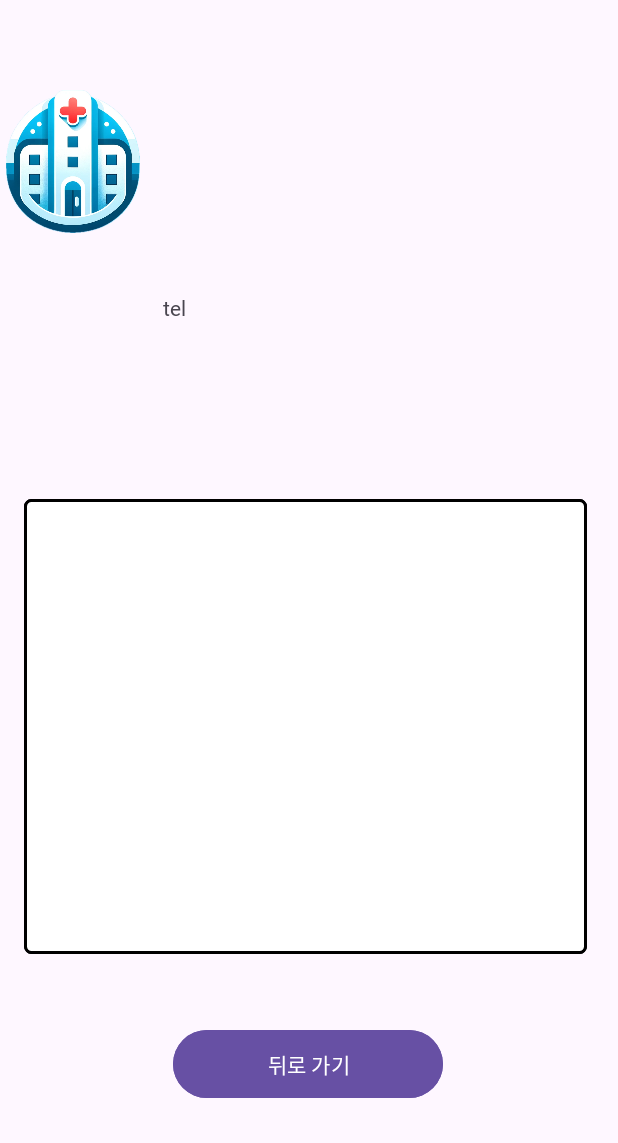
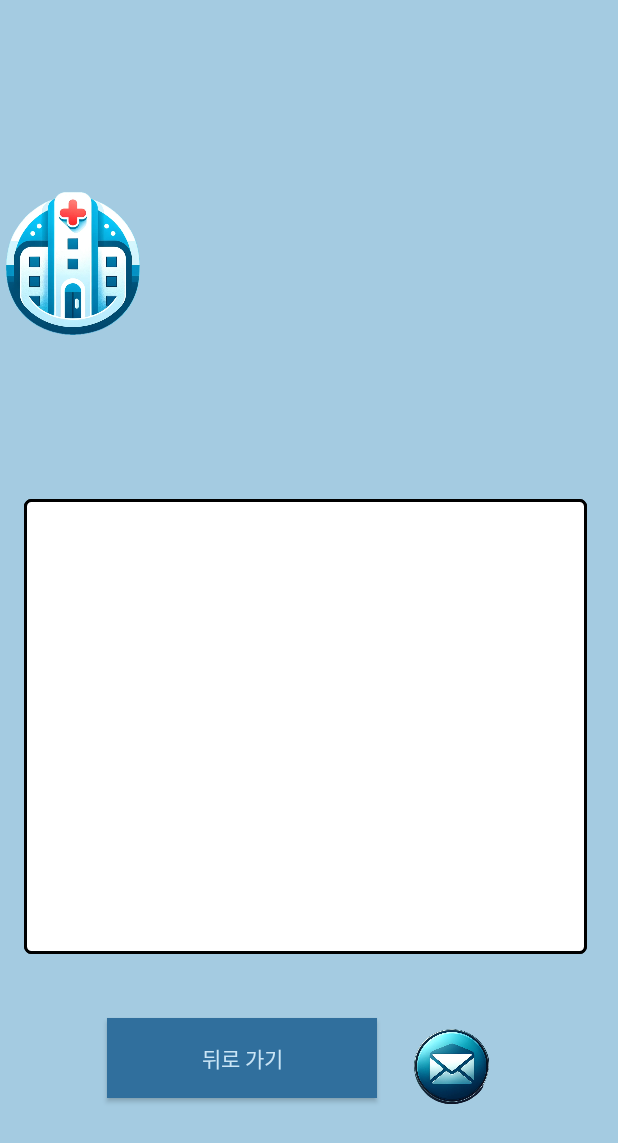
Before and after one commit to ParkSenn/MobileFinalProject, an Android app: the ShowDetailMemoActivity screen opened directly, with no data from a screen before it, on a phone screen of 412 x 824 dp. Shown: the top 1143 px of the screen. Run offline under Robolectric (Android 15) with nearby library versions, the phone set to English and light mode, and no system bars.

Commit message:
feat: 지메일 공유 기능 구현

```diff
--- a/app/src/main/java/ddwu/mobilecom/week01/finalproject/MapActivity.kt
+++ b/app/src/main/java/ddwu/mobilecom/week01/finalproject/MapActivity.kt
@@ -198,7 +198,7 @@ class MapActivity : AppCompatActivity() {
             // 지도 카메라 위치 업데이트
 //            googleMap.animateCamera(CameraUpdateFactory.newLatLngZoom(newMarkerLoc, 17F))
 
-            Toast.makeText(this@MapActivity, "위도: ${currentLoc.latitude}, 경도: ${currentLoc.longitude}", Toast.LENGTH_SHORT).show()
+//            Toast.makeText(this@MapActivity, "위도: ${currentLoc.latitude}, 경도: ${currentLoc.longitude}", Toast.LENGTH_SHORT).show()
         }
     }
 
--- a/app/src/main/java/ddwu/mobilecom/week01/finalproject/MemoActivity.kt
+++ b/app/src/main/java/ddwu/mobilecom/week01/finalproject/MemoActivity.kt
@@ -49,7 +49,7 @@ class MemoActivity : AppCompatActivity() {
 
                     // UI 스레드로 전환하여 Toast 메시지 실행
                     withContext(Dispatchers.Main) {
-                        Toast.makeText(this@MemoActivity, "New memo is added!", Toast.LENGTH_SHORT).show()
+                        Toast.makeText(this@MemoActivity, "메모가 작성되었습니다!", Toast.LENGTH_SHORT).show()
                     }
                 } catch (e: Exception) {
                     Log.e(TAG, "Error inserting memo", e)
--- a/app/src/main/res/layout/activity_search.xml
+++ b/app/src/main/res/layout/activity_search.xml
@@ -4,6 +4,7 @@
     xmlns:tools="http://schemas.android.com/tools"
     android:layout_width="match_parent"
     android:layout_height="match_parent"
+    android:background="#A4CBE1"
     tools:context=".SearchActivity">
 
     <TextView
@@ -34,15 +35,15 @@
         app:layout_constraintStart_toStartOf="parent"
         app:layout_constraintTop_toBottomOf="@+id/textView" />
 
-    <Button
+    <androidx.appcompat.widget.AppCompatButton
         android:id="@+id/btnSearch"
         android:layout_width="wrap_content"
         android:layout_height="wrap_content"
         android:layout_marginTop="8dp"
         android:layout_marginEnd="16dp"
         android:text="Search"
+        android:background="#306F9D"
         android:textColor="#CAE5F6"
-        android:background="#306F9D"
         android:fontFamily="@font/sejong_hospital_bold"
         app:layout_constraintEnd_toEndOf="parent"
         app:layout_constraintTop_toBottomOf="@+id/textView" />
--- a/app/src/main/res/layout/activity_show_detail_memo.xml
+++ b/app/src/main/res/layout/activity_show_detail_memo.xml
@@ -4,6 +4,7 @@
     xmlns:tools="http://schemas.android.com/tools"
     android:layout_width="match_parent"
     android:layout_height="match_parent"
+    android:background="#A4CBE1"
     tools:context=".ShowDetailMemoActivity">
 
 
@@ -12,9 +13,12 @@
         android:layout_width="89dp"
         android:layout_height="111dp"
         android:layout_marginStart="4dp"
-            android:layout_marginTop="52dp"
+        android:layout_marginTop="120dp"
+        android:layout_marginBottom="176dp"
+        app:layout_constraintBottom_toTopOf="@+id/mtvMemo"
         app:layout_constraintStart_toStartOf="parent"
         app:layout_constraintTop_toTopOf="parent"
+        app:layout_constraintVertical_bias="0.0"
         app:srcCompat="@drawable/hospital_logo" />
 
     <MultiAutoCompleteTextView
@@ -29,23 +33,11 @@
         app:layout_constraintHorizontal_bias="0.444"
         app:layout_constraintStart_toStartOf="parent" />
 
-        <Button
-            android:id="@+id/saveBtn"
-            android:layout_width="180dp"
-            android:layout_height="53dp"
-            android:layout_marginBottom="88dp"
-            android:fontFamily="@font/sejong_hospital_bold"
-            android:text="작성 완료"
-            app:layout_constraintBottom_toBottomOf="parent"
-            app:layout_constraintEnd_toEndOf="parent"
-            app:layout_constraintHorizontal_bias="0.497"
-            app:layout_constraintStart_toStartOf="parent" />
-
 
     <LinearLayout
         android:id="@+id/linearLayout2"
         android:layout_width="283dp"
-        android:layout_height="141dp"
+        android:layout_height="wrap_content"
         android:layout_marginTop="10dp"
         android:layout_marginEnd="20dp"
         android:layout_marginBottom="30dp"
@@ -56,23 +48,20 @@
 
         <TextView
             android:id="@+id/tvHosName"
-            android:layout_width="match_parent"
-            android:layout_height="48dp"
+            android:layout_width="wrap_content"
+            android:layout_height="wrap_content"
             android:fontFamily="@font/sejong_hospital_bold"
-            android:text="name" />
+            android:paddingVertical="10dp"
+            android:text="name"
+            android:textSize="24sp" />
 
         <TextView
             android:id="@+id/tvHosAddr"
-            android:layout_width="match_parent"
-            android:layout_height="61dp"
-            android:text="addr" />
-
-        <TextView
-            android:id="@+id/tvHosTel"
-            android:layout_width="match_parent"
-            android:layout_height="32dp"
-            android:fontFamily="@font/sejong_hospital_light"
-            android:text="tel" />
+            android:layout_width="wrap_content"
+            android:layout_height="wrap_content"
+            android:paddingVertical="10dp"
+            android:text="addr"
+            android:textSize="16sp" />
 
     </LinearLayout>
 
@@ -89,15 +78,29 @@
         app:layout_constraintHorizontal_bias="0.444"
         app:layout_constraintStart_toStartOf="parent" />
 
-    <Button
-        android:id="@+id/backBtn"
+    <androidx.appcompat.widget.AppCompatButton
+        android:id="@+id/goBackBtn"
         android:layout_width="180dp"
         android:layout_height="53dp"
-        android:layout_marginBottom="88dp"
+        android:layout_marginBottom="92dp"
+        android:background="#306F9D"
         android:fontFamily="@font/sejong_hospital_bold"
         android:text="뒤로 가기"
+        android:textColor="#CAE5F6"
         app:layout_constraintBottom_toBottomOf="parent"
         app:layout_constraintEnd_toEndOf="parent"
-        app:layout_constraintHorizontal_bias="0.497"
+        app:layout_constraintHorizontal_bias="0.307"
         app:layout_constraintStart_toStartOf="parent" />
+
+    <ImageView
+        android:id="@+id/emailBtn"
+        android:layout_width="54dp"
+        android:layout_height="50dp"
+        android:layout_marginTop="50dp"
+        android:layout_marginEnd="84dp"
+        app:layout_constraintBottom_toBottomOf="parent"
+        app:layout_constraintEnd_toEndOf="parent"
+        app:layout_constraintTop_toBottomOf="@+id/tvMemo"
+        app:layout_constraintVertical_bias="0.0"
+        app:srcCompat="@drawable/share" />
 </androidx.constraintlayout.widget.ConstraintLayout>
```
Also changed, not shown: app/src/main/java/ddwu/mobilecom/week01/finalproject/ShowDetailMemoActivity.kt (+20 -0 lines), app/src/main/res/layout/activity_detail.xml (+36 -22 lines), app/src/main/res/layout/activity_main.xml (+20 -22 lines), app/src/main/res/layout/activity_map.xml (+12 -6 lines), app/src/main/res/layout/activity_memo.xml (+21 -11 lines), app/src/main/res/layout/activity_show_memo.xml (+5 -3 lines), app/src/main/res/drawable/share.png (added). Lines whose indentation alone changed are shown as unchanged.
